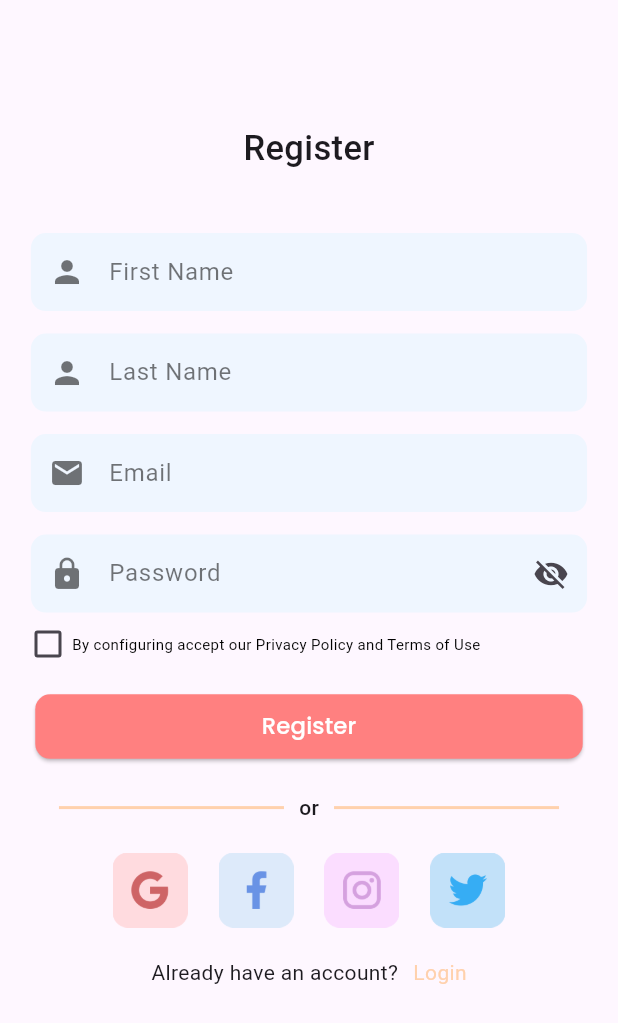
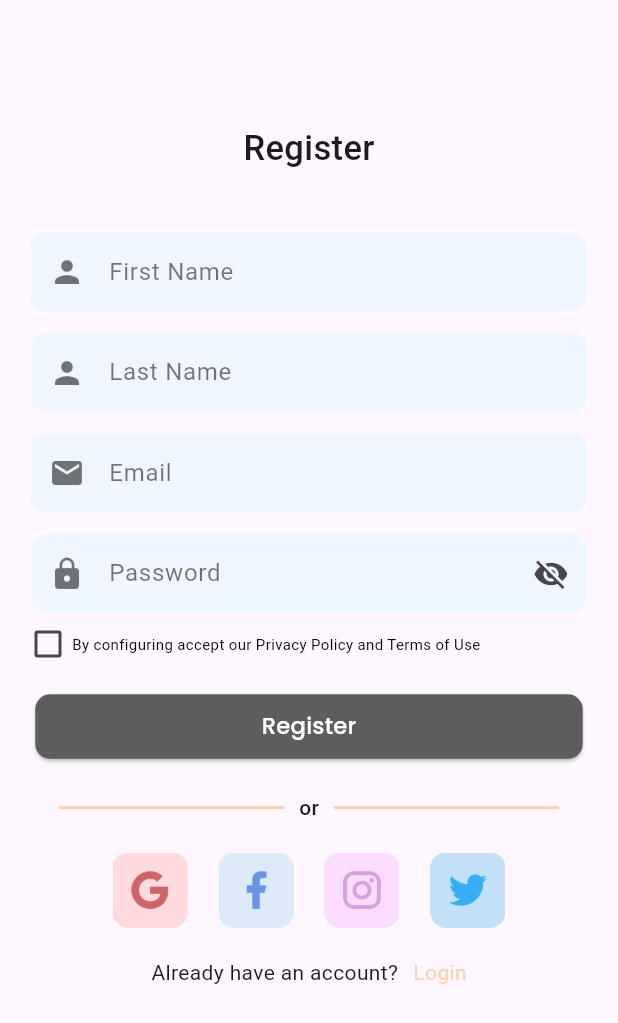
Before and after one commit to PradiptaAhmad/iLearn_project, a Flutter app: the Login screen opened by its route, after a tap on "Sign Up", on a phone screen of 412 x 824 dp. Shown: the top 1023 px of the screen. Run offline on Flutter 3.47's test engine with Material 2 defaults, Android fonts, the phone set to English and light mode, and no system bars; our stand-ins replace firebase_auth, get, google_fonts, introduction_screen, shared_preferences; accounts and stored records are empty.

Commit message:
ini commit

```diff
--- a/lib/bindings/registerB.dart
+++ b/lib/bindings/registerB.dart
@@ -1,5 +1,5 @@
 import 'package:get/get.dart';
-import 'package:ilearn_project/controllers/register_controller/registerC.dart';
+import 'package:ilearn_project/controllers/register_controller/register_controller.dart';
 
 class RegisterB extends Bindings {
   @override
--- a/lib/controllers/register_controller/registerC.dart
+++ b/lib/controllers/register_controller/register_controller.dart
@@ -31,7 +31,7 @@ class RegisterC extends GetxController {
     isObsecure.value = !isObsecure.value;
   }
 
-  Future<String> createUser() async {
+  Future<String> createUserLogin() async {
     try {
       final credential =
           await FirebaseAuth.instance.createUserWithEmailAndPassword(
@@ -42,6 +42,7 @@ class RegisterC extends GetxController {
       if (e.code == 'weak-password') {
         return "weak-password";
       } else if (e.code == 'email-already-in-use') {
+        isEmailValid.value = false;
         return "email-already-in-use";
       }
     } catch (e) {
--- a/lib/main.dart
+++ b/lib/main.dart
@@ -1,6 +1,7 @@
 import 'package:flutter/material.dart';
 import 'package:get/get.dart';
 import 'package:ilearn_project/bindings/loginB.dart';
+import 'package:ilearn_project/bindings/registerB.dart';
 import 'package:ilearn_project/pages/login_page/login.dart';
 import 'package:ilearn_project/pages/onboarding/onboard.dart';
 import 'package:ilearn_project/pages/profile_page/profile.dart';
@@ -24,7 +25,8 @@ class MyApp extends StatelessWidget {
         useMaterial3: true,
       ),
       getPages: AppPages.pages,
-      home: OnBoarding(),
+      initialRoute: "/register",
+      initialBinding: RegisterB(),
     );
   }
 }
--- a/lib/pages/register_page/register.dart
+++ b/lib/pages/register_page/register.dart
@@ -1,6 +1,6 @@
 import 'package:flutter/material.dart';
 import 'package:get/get.dart';
-import 'package:ilearn_project/controllers/register_controller/registerC.dart';
+import 'package:ilearn_project/controllers/register_controller/register_controller.dart';
 import 'package:ilearn_project/pages/register_page/widget/TextField/email.dart';
 import 'package:ilearn_project/pages/register_page/widget/TextField/last_name.dart';
 import 'package:ilearn_project/pages/register_page/widget/btnInput.dart';
@@ -13,7 +13,7 @@ import 'package:ilearn_project/pages/register_page/widget/TextField/first_name.d
 class Register extends StatelessWidget {
   const Register({Key? key}); // Perbaikan pada constructor
 
-  static final registerC = Get.put(RegisterC());
+  static final registerC = Get.find<RegisterC>();
 
   @override
   Widget build(BuildContext context) {
@@ -78,7 +78,11 @@ class Register extends StatelessWidget {
                       onPressed: () {},
                       color: primaryColor,
                     )
-                  : ButtonInputUser(onPressed: () {}, color: inActiveColor)),
+                  : ButtonInputUser(
+                      onPressed: () {
+
+                      },
+                      color: inActiveColor)),
               SizedBox(height: 20),
               Row(
                 mainAxisAlignment: MainAxisAlignment.center,
--- a/lib/pages/register_page/widget/TextField/email.dart
+++ b/lib/pages/register_page/widget/TextField/email.dart
@@ -1,6 +1,6 @@
 import 'package:flutter/material.dart';
 import 'package:get/get.dart';
-import 'package:ilearn_project/controllers/register_controller/registerC.dart';
+import 'package:ilearn_project/controllers/register_controller/register_controller.dart';
 
 
 class Email extends StatelessWidget {
@@ -15,7 +15,7 @@ class Email extends StatelessWidget {
     Key? key,
   }) : super(key: key);
   static final _formKey = GlobalKey<FormState>();
-  static final registerC = Get.put(RegisterC());
+  static final registerC = Get.find<RegisterC>();
   @override
   Widget build(BuildContext context) {
     String? validateEmail(String value) {
@@ -47,6 +47,9 @@ class Email extends StatelessWidget {
             if (result != null) {
               return result; // Mengembalikan pesan kesalahan jika ada
             }
+            if(registerC.isEmailValid == false) {
+              return 'Email already exist';
+            }
           },
           onChanged: (value) {
             if (_formKey.currentState!.validate()) {
--- a/lib/pages/register_page/widget/TextField/first_name.dart
+++ b/lib/pages/register_page/widget/TextField/first_name.dart
@@ -1,11 +1,13 @@
 import 'package:flutter/material.dart';
 import 'package:get/get.dart';
-import 'package:ilearn_project/controllers/register_controller/registerC.dart';
+import 'package:ilearn_project/controllers/register_controller/register_controller.dart';
 
 class FirstName extends StatelessWidget {
   final String label;
   final IconData icon;
   final TextInputType textInputType;
+  static final _formKey = GlobalKey<FormState>();
+  static final registerC = Get.find<RegisterC>();
 
   FirstName({
     required this.label,
@@ -13,8 +15,7 @@ class FirstName extends StatelessWidget {
     required this.textInputType,
     Key? key,
   }) : super(key: key);
-  static final _formKey = GlobalKey<FormState>();
-  static final registerC = Get.put(RegisterC());
+
   @override
   Widget build(BuildContext context) {
     double screenWidth = MediaQuery.of(context).size.width;
--- a/lib/pages/register_page/widget/TextField/last_name.dart
+++ b/lib/pages/register_page/widget/TextField/last_name.dart
@@ -1,11 +1,12 @@
 import 'package:flutter/material.dart';
 import 'package:get/get.dart';
-import 'package:ilearn_project/controllers/register_controller/registerC.dart';
+import 'package:ilearn_project/controllers/register_controller/register_controller.dart';
 
 class LastName extends StatelessWidget {
   final String label;
   final IconData icon;
   final TextInputType textInputType;
+  static final registerC = Get.find<RegisterC>();
 
   LastName({
     required this.label,
@@ -13,7 +14,7 @@ class LastName extends StatelessWidget {
     required this.textInputType,
     Key? key,
   }) : super(key: key);
-  static final registerC = Get.put(RegisterC());
+
   @override
   Widget build(BuildContext context) {
     double screenWidth = MediaQuery.of(context).size.width;
--- a/lib/pages/register_page/widget/TextField/password.dart
+++ b/lib/pages/register_page/widget/TextField/password.dart
@@ -1,19 +1,20 @@
 import 'package:flutter/material.dart';
 import 'package:get/get.dart';
 import 'package:ilearn_project/controllers/login_controller/loginPageController.dart';
-import 'package:ilearn_project/controllers/register_controller/registerC.dart';
+import 'package:ilearn_project/controllers/register_controller/register_controller.dart';
 
 class PasswordFIeld extends StatelessWidget {
   final String label;
   final IconData icon;
   final TextInputType textInputType;
+  static final _formKey = GlobalKey<FormState>();
+  static final registerC = Get.find<RegisterC>();
   PasswordFIeld({
     required this.label,
     required this.icon,
     required this.textInputType,
   });
-  static final _formKey = GlobalKey<FormState>();
-  static final registerC = Get.put(RegisterC());
+
   @override
   Widget build(BuildContext context) {
     Get.put(RegisterC());
--- a/lib/pages/register_page/widget/btnInput.dart
+++ b/lib/pages/register_page/widget/btnInput.dart
@@ -11,7 +11,7 @@ class ButtonInputUser extends StatelessWidget {
     return ElevatedButton(
       onPressed: this.onPressed,
       style: ElevatedButton.styleFrom(
-        primary: primaryColor,
+        primary: color,
         shape: RoundedRectangleBorder(
           borderRadius: BorderRadius.circular(10),
         ),
--- a/lib/pages/register_page/widget/checkbox.dart
+++ b/lib/pages/register_page/widget/checkbox.dart
@@ -1,6 +1,6 @@
 import 'package:flutter/material.dart';
 import 'package:get/get.dart';
-import 'package:ilearn_project/controllers/register_controller/registerC.dart';
+import 'package:ilearn_project/controllers/register_controller/register_controller.dart';
 
 class CheckboxWidget extends StatelessWidget {
   static final registerC = Get.put(RegisterC());
```
Also changed, not shown: lib/controllers/register_controller/register_data.dart (deleted).
